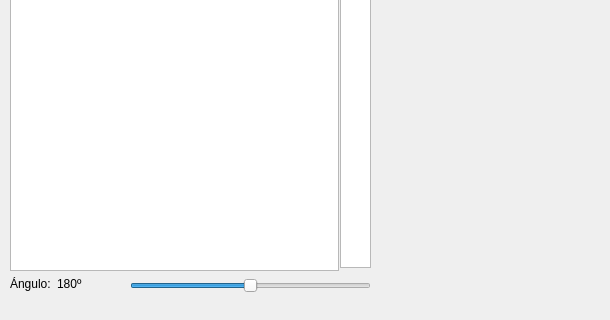
The window that footdialog.ui (Adriantega12/PPD-Formulario) describes before a commit, drawn with Qt 5; both pictures show x 0 to 610 and y 263 to 583 of the 610 by 583 pixel window.
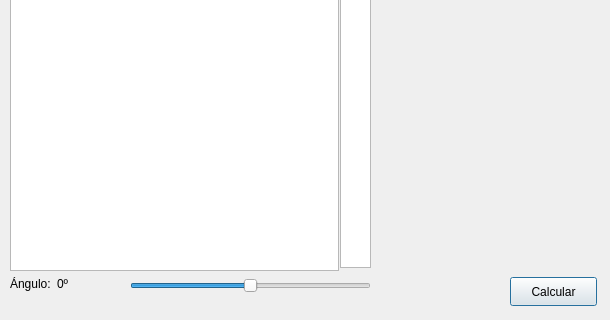
The same window after the commit.

```diff
--- a/footdialog.ui
+++ b/footdialog.ui
@@ -96,7 +96,7 @@
     <item row="0" column="1">
      <widget class="QLabel" name="angleVal">
       <property name="text">
-       <string>180º</string>
+       <string>0º</string>
       </property>
      </widget>
     </item>
@@ -130,6 +130,19 @@
     <enum>Qt::Horizontal</enum>
    </property>
   </widget>
+  <widget class="QPushButton" name="calculateBttn">
+   <property name="geometry">
+    <rect>
+     <x>510</x>
+     <y>540</y>
+     <width>87</width>
+     <height>29</height>
+    </rect>
+   </property>
+   <property name="text">
+    <string>Calcular</string>
+   </property>
+  </widget>
  </widget>
  <resources/>
  <connections/>
```
